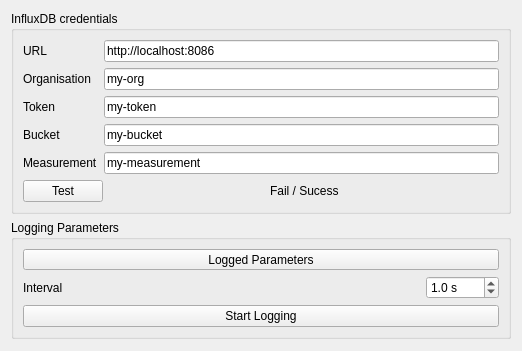
First picture: the form in linien-gui/linien_gui/ui/logging_panel.ui, repository linien-org/linien, before the edit; both pictures show x 0 to 522 and y 0 to 351 of the 522 by 542 pixel window.
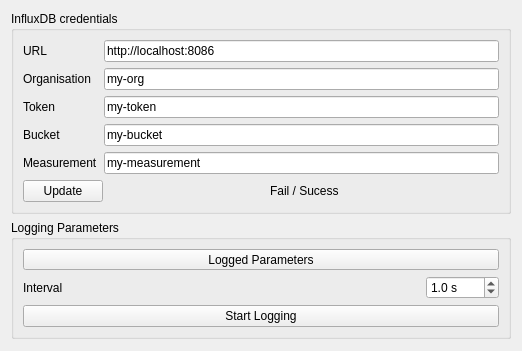
Second picture: the form after the edit. Custom widgets are drawn as their Qt base class.

```diff
--- a/linien-gui/linien_gui/ui/logging_panel.ui
+++ b/linien-gui/linien_gui/ui/logging_panel.ui
@@ -111,7 +111,7 @@
         <item>
          <widget class="QPushButton" name="influxTestButton">
           <property name="text">
-           <string>Test</string>
+           <string>Update</string>
           </property>
          </widget>
         </item>
```
